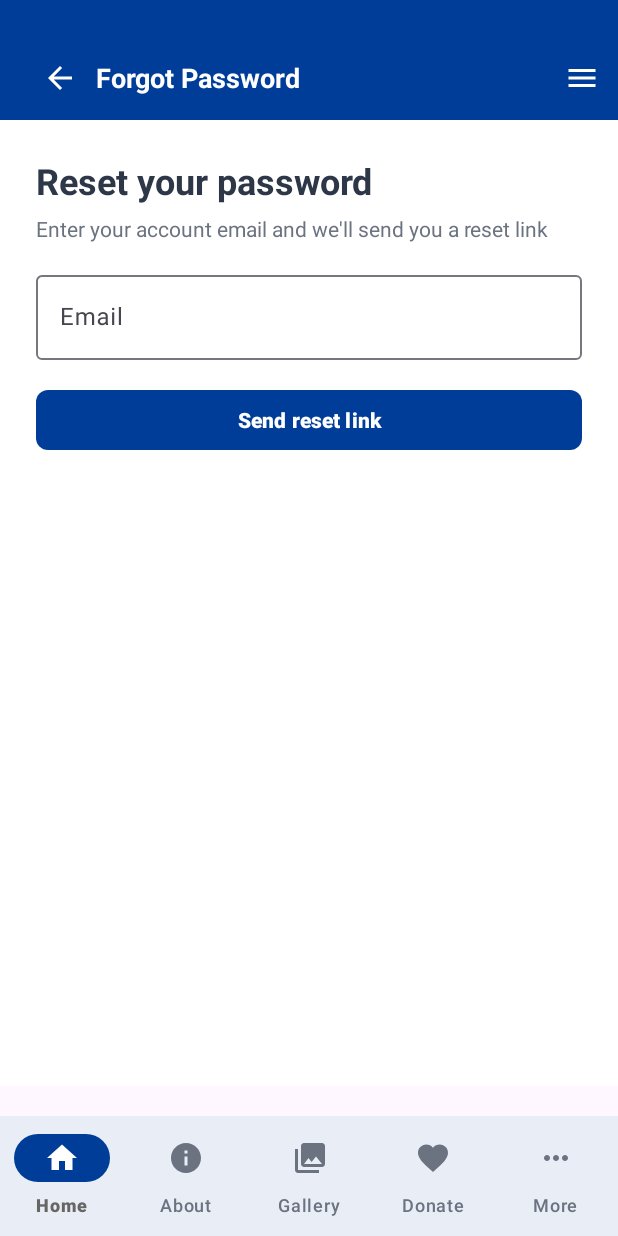
After one commit to ST10382828/AnimalsInDistress, an Android app: the ForgotPasswordFragment screen opened through its navigation route, on a phone screen of 412 x 824 dp. The commit adds this screen. Run offline under Robolectric (Android 15) with nearby library versions, the phone set to English and light mode, and no system bars; our stand-ins replace Firebase (no records; nobody signed in at launch, a user with empty details on screens opened directly), navigation-ui.

Commit message:
Missing files

```diff
--- a/app/src/main/java/student/projects/animalsindistress/ui/fragments/MoreFragment.kt
+++ b/app/src/main/java/student/projects/animalsindistress/ui/fragments/MoreFragment.kt
@@ -24,9 +24,6 @@ class MoreFragment : Fragment(R.layout.fragment_more) {
         }
         view.findViewById<View>(R.id.menu_item_dancing_donkey).setOnClickListener {
             findNavController().navigate(R.id.dancingDonkeyFragment)
-        }
-        view.findViewById<View>(R.id.menu_item_golf_day).setOnClickListener {
-            findNavController().navigate(R.id.golfDay2025Fragment)
         }
         view.findViewById<View>(R.id.menu_item_thousand_heroes).setOnClickListener {
             findNavController().navigate(R.id.thousandHeroesFragment)
--- /dev/null
+++ b/app/src/main/java/student/projects/animalsindistress/ui/fragments/auth/ForgotPasswordFragment.kt
@@ -0,0 +1,31 @@
+package student.projects.animalsindistress.ui.fragments.auth
+
+import android.os.Bundle
+import android.view.View
+import android.widget.EditText
+import android.widget.Toast
+import androidx.fragment.app.Fragment
+import androidx.navigation.fragment.findNavController
+import com.google.firebase.auth.FirebaseAuth
+import student.projects.animalsindistress.R
+
+class ForgotPasswordFragment : Fragment(R.layout.fragment_forgot_password) {
+    override fun onViewCreated(view: View, savedInstanceState: Bundle?) {
+        super.onViewCreated(view, savedInstanceState)
+        view.findViewById<View>(R.id.btnSendReset).setOnClickListener {
+            val email = view.findViewById<EditText>(R.id.etEmail).text?.toString()?.trim().orEmpty()
+            if (email.isEmpty()) {
+                Toast.makeText(requireContext(), "Enter your email", Toast.LENGTH_SHORT).show()
+                return@setOnClickListener
+            }
+            FirebaseAuth.getInstance().sendPasswordResetEmail(email)
+                .addOnSuccessListener {
+                    Toast.makeText(requireContext(), "Reset link sent", Toast.LENGTH_SHORT).show()
+                    findNavController().navigateUp()
+                }
+                .addOnFailureListener { err ->
+                    Toast.makeText(requireContext(), err.localizedMessage ?: "Failed to send reset email", Toast.LENGTH_LONG).show()
+                }
+        }
+    }
+}
--- /dev/null
+++ b/app/src/main/res/layout/fragment_forgot_password.xml
@@ -0,0 +1,58 @@
+<?xml version="1.0" encoding="utf-8"?>
+<ScrollView xmlns:android="http://schemas.android.com/apk/res/android"
+    xmlns:app="http://schemas.android.com/apk/res-auto"
+    android:layout_width="match_parent"
+    android:layout_height="match_parent"
+    android:background="@color/background">
+
+    <LinearLayout
+        android:layout_width="match_parent"
+        android:layout_height="wrap_content"
+        android:orientation="vertical"
+        android:padding="24dp">
+
+        <TextView
+            android:layout_width="wrap_content"
+            android:layout_height="wrap_content"
+            android:text="Reset your password"
+            android:textColor="@color/foreground"
+            android:textSize="24sp"
+            android:textStyle="bold" />
+
+        <TextView
+            android:layout_width="wrap_content"
+            android:layout_height="wrap_content"
+            android:text="Enter your account email and we'll send you a reset link"
+            android:textColor="@color/muted_foreground"
+            android:textSize="14sp"
+            android:layout_marginTop="6dp" />
+
+        <Space android:layout_width="match_parent" android:layout_height="16dp" />
+
+        <com.google.android.material.textfield.TextInputLayout
+            android:layout_width="match_parent"
+            android:layout_height="wrap_content">
+            <com.google.android.material.textfield.TextInputEditText
+                android:id="@+id/etEmail"
+                android:layout_width="match_parent"
+                android:layout_height="wrap_content"
+                android:hint="Email"
+                android:inputType="textEmailAddress" />
+        </com.google.android.material.textfield.TextInputLayout>
+
+        <Space android:layout_width="match_parent" android:layout_height="16dp" />
+
+        <com.google.android.material.button.MaterialButton
+            android:id="@+id/btnSendReset"
+            android:layout_width="match_parent"
+            android:layout_height="wrap_content"
+            android:text="Send reset link"
+            android:textAllCaps="false"
+            android:textStyle="bold"
+            app:cornerRadius="8dp"
+            app:backgroundTint="@color/primary"
+            android:textColor="@color/primary_foreground" />
+
+    </LinearLayout>
+
+</ScrollView>
```
Also changed, not shown: app/src/main/java/student/projects/animalsindistress/BootReceiver.kt (added, +64 -0 lines), app/src/main/java/student/projects/animalsindistress/ui/fragments/auth/LoginFragment.kt (added, +57 -0 lines), app/src/main/java/student/projects/animalsindistress/ui/fragments/auth/RegisterFragment.kt (added, +74 -0 lines), app/src/main/res/layout/fragment_more.xml (+0 -10 lines).
